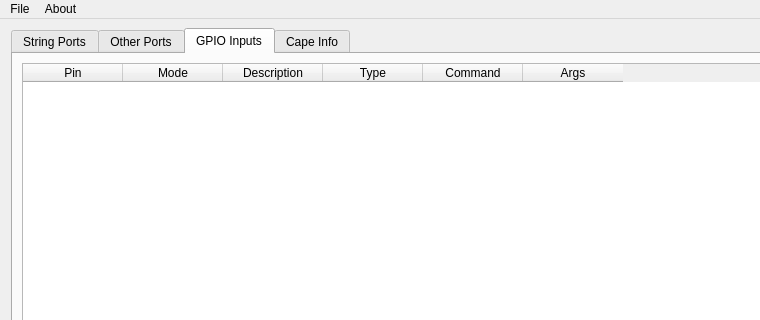
Old version of the form res/mainwindow.ui in the repository computergeek1507/ScottPlayer; both pictures show x 0 to 760 and y 0 to 320 of the 1046 by 851 pixel window.
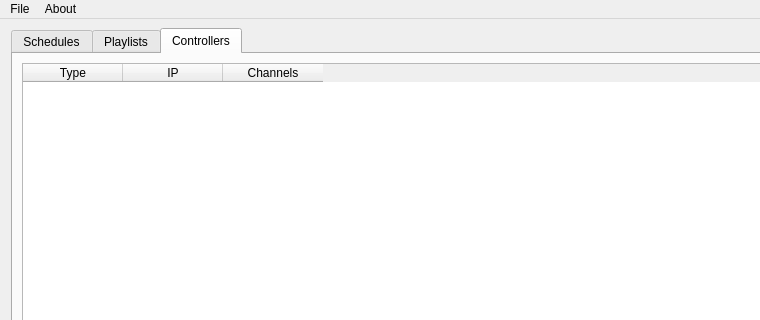
New version of the form. The open tabs and pages were chosen to show the change. Icons and pictures are not drawn.

Patch:
```diff
--- a/res/mainwindow.ui
+++ b/res/mainwindow.ui
@@ -29,7 +29,7 @@
       </property>
       <widget class="QWidget" name="tabStringPorts">
        <attribute name="title">
-        <string>String Ports</string>
+        <string>Schedules</string>
        </attribute>
        <layout class="QVBoxLayout" name="verticalLayout_3">
         <item>
@@ -59,7 +59,7 @@
       </widget>
       <widget class="QWidget" name="tabSerial">
        <attribute name="title">
-        <string>Other Ports</string>
+        <string>Playlists</string>
        </attribute>
        <layout class="QGridLayout" name="gridLayout_2">
         <item row="0" column="0">
@@ -80,26 +80,11 @@
       </widget>
       <widget class="QWidget" name="tabGPIO">
        <attribute name="title">
-        <string>GPIO Inputs</string>
+        <string>Controllers</string>
        </attribute>
        <layout class="QGridLayout" name="gridLayout_3">
         <item row="0" column="0">
-         <widget class="QTableWidget" name="twGPIO">
-          <column>
-           <property name="text">
-            <string>Pin</string>
-           </property>
-          </column>
-          <column>
-           <property name="text">
-            <string>Mode</string>
-           </property>
-          </column>
-          <column>
-           <property name="text">
-            <string>Description</string>
-           </property>
-          </column>
+         <widget class="QTableWidget" name="twControllers">
           <column>
            <property name="text">
             <string>Type</string>
@@ -107,28 +92,18 @@
           </column>
           <column>
            <property name="text">
-            <string>Command</string>
+            <string>IP</string>
            </property>
           </column>
           <column>
            <property name="text">
-            <string>Args</string>
+            <string>Channels</string>
            </property>
           </column>
          </widget>
         </item>
        </layout>
       </widget>
-      <widget class="QWidget" name="tabCapeInfo">
-       <attribute name="title">
-        <string>Cape Info</string>
-       </attribute>
-       <layout class="QVBoxLayout" name="verticalLayout_4">
-        <item>
-         <widget class="QTextEdit" name="textEditCapeInfo"/>
-        </item>
-       </layout>
-      </widget>
      </widget>
     </item>
    </layout>
```
Left out of the diff: 22 changed lines with no effect on the pictures.
